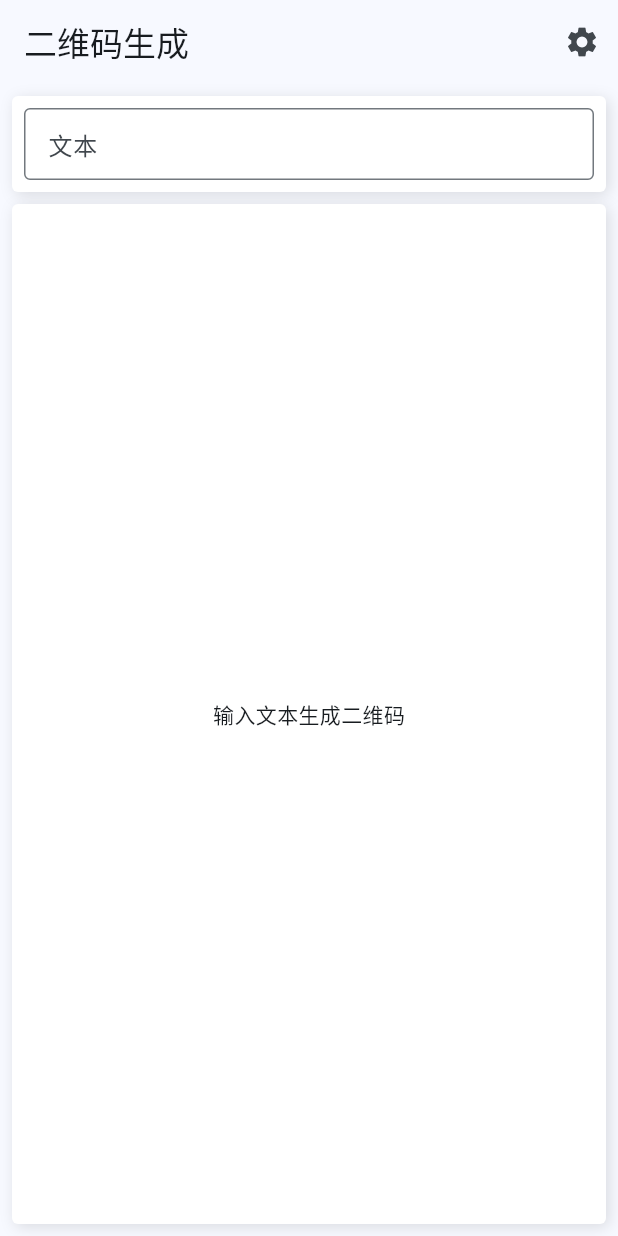
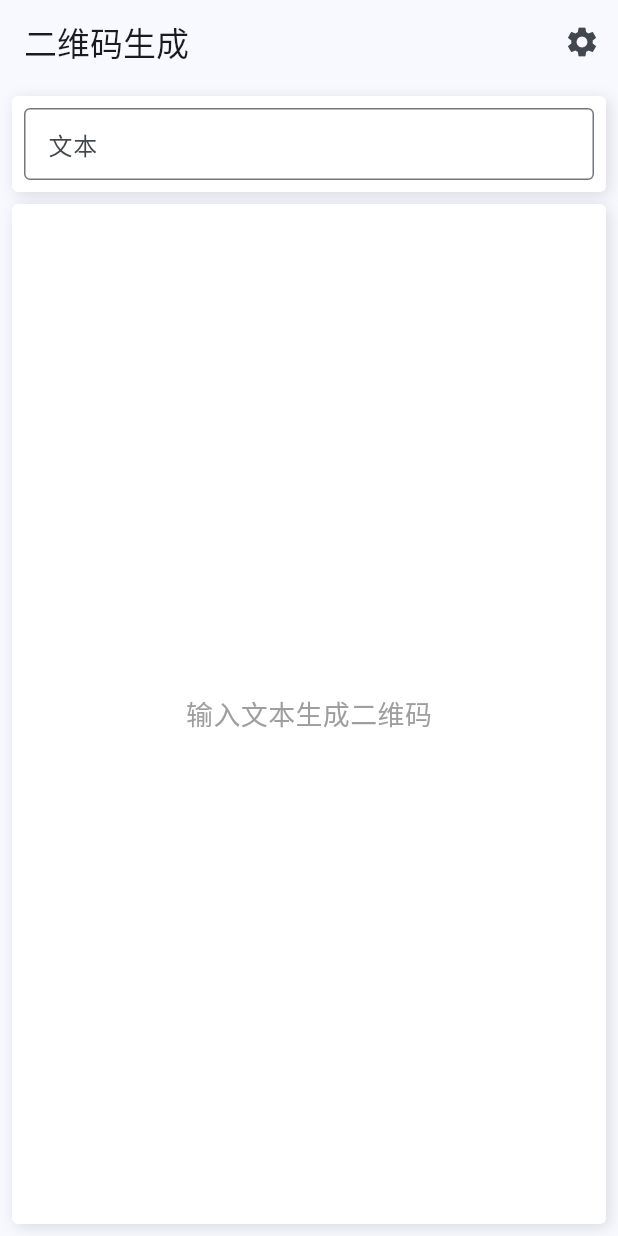
Before and after one commit to icefee/qrcode-generator, a Flutter app: the Home screen opened directly, on a phone screen of 412 x 824 dp. Run offline on Flutter 3.47's test engine with Material 3 defaults, Android fonts, the phone set to English and light mode, and no system bars; our stand-ins replace flutter_secure_storage, qr_flutter; accounts and stored records are empty; statements that could not run were skipped.

```diff
--- a/lib/pages/home.dart
+++ b/lib/pages/home.dart
@@ -98,7 +98,7 @@ class HomeState extends State<Home> {
                           gapless: settingParams.gapLess,
                           size: 200.0,
                         )
-                      : const Text('输入文本生成二维码')),
+                      : const Text('输入文本生成二维码', style: TextStyle(fontSize: 18, color: Colors.grey))),
             ),
           )
         ],
```
Also changed, not shown: 3 other files.
